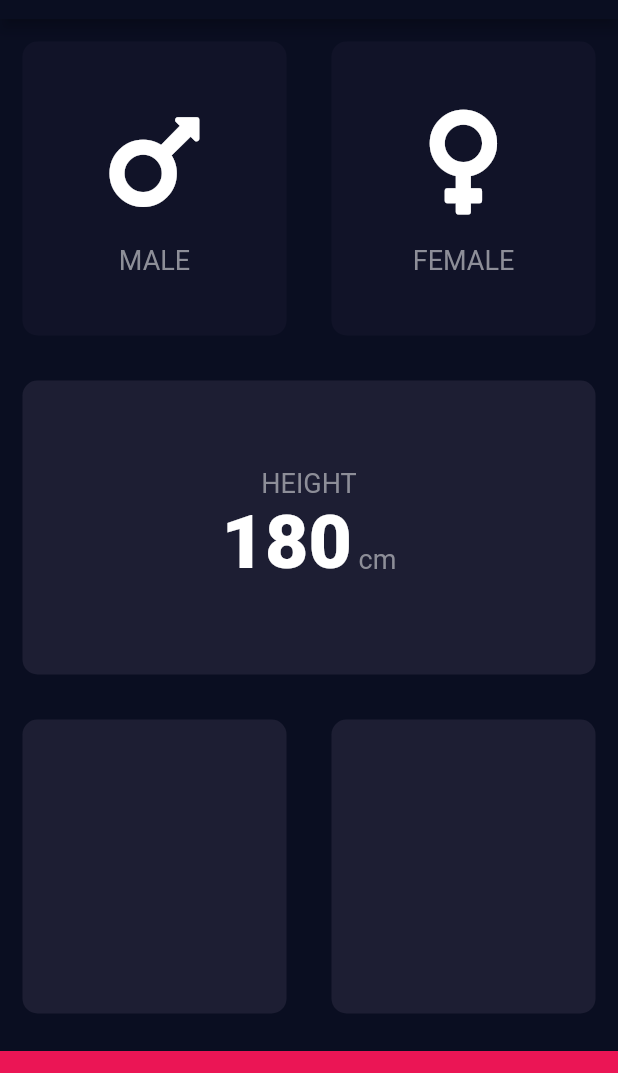
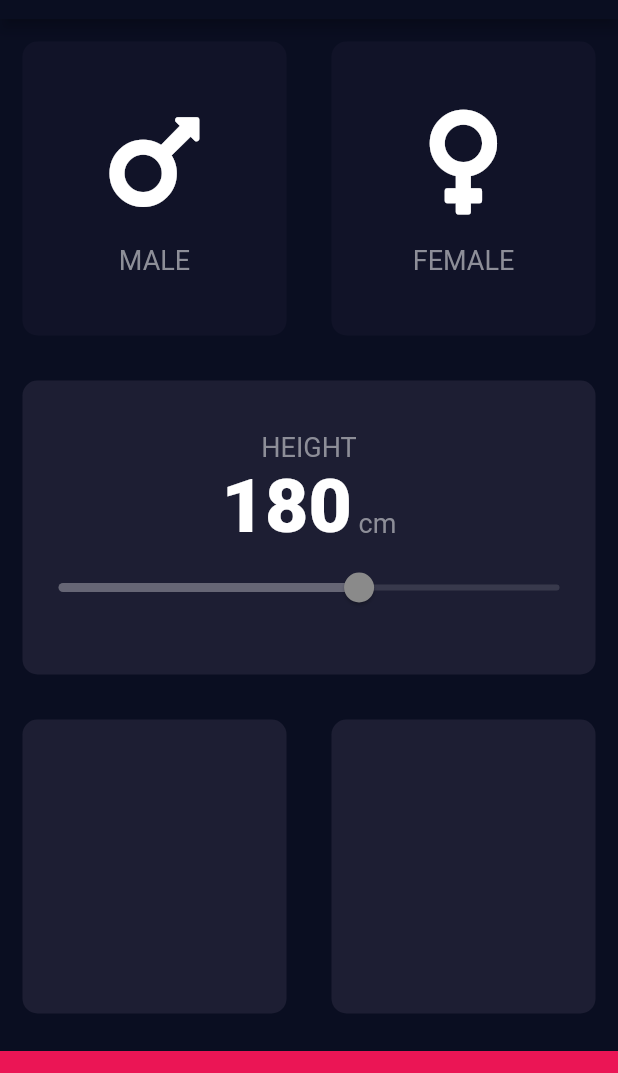
Before and after one commit to Azim87/bmi_calculator, a Flutter app: the screen it shows after launch, on a phone screen of 412 x 824 dp, the part 65-1138 px from its top. Run offline on Flutter 3.47's test engine with Material 2 defaults, Android fonts, the phone set to English and light mode, and no system bars; our stand-ins replace font_awesome_flutter.

```diff
--- a/lib/input_page.dart
+++ b/lib/input_page.dart
@@ -14,6 +14,7 @@ class InputPage extends StatefulWidget {
 
 class _InputPageState extends State<InputPage> {
   Gender selectedGender;
+  int _height = 180;
 
   @override
   Widget build(BuildContext context) {
@@ -80,9 +81,14 @@ class _InputPageState extends State<InputPage> {
                           crossAxisAlignment: CrossAxisAlignment.baseline,
                           textBaseline: TextBaseline.alphabetic,
                           children: <Widget>[
-                            Text('180', style: kLabelTextStyleBig,),
+                            Text(_height.toString(), style: kLabelTextStyleBig,),
                             Text(' cm', style: kLabelTextStyle,)
                           ],
+                        ),
+                        Slider(
+                          value: _height.toDouble(),
+                          min: 120.0,
+                          max: 220.0,
                         )
                       ],
                     ),
```
